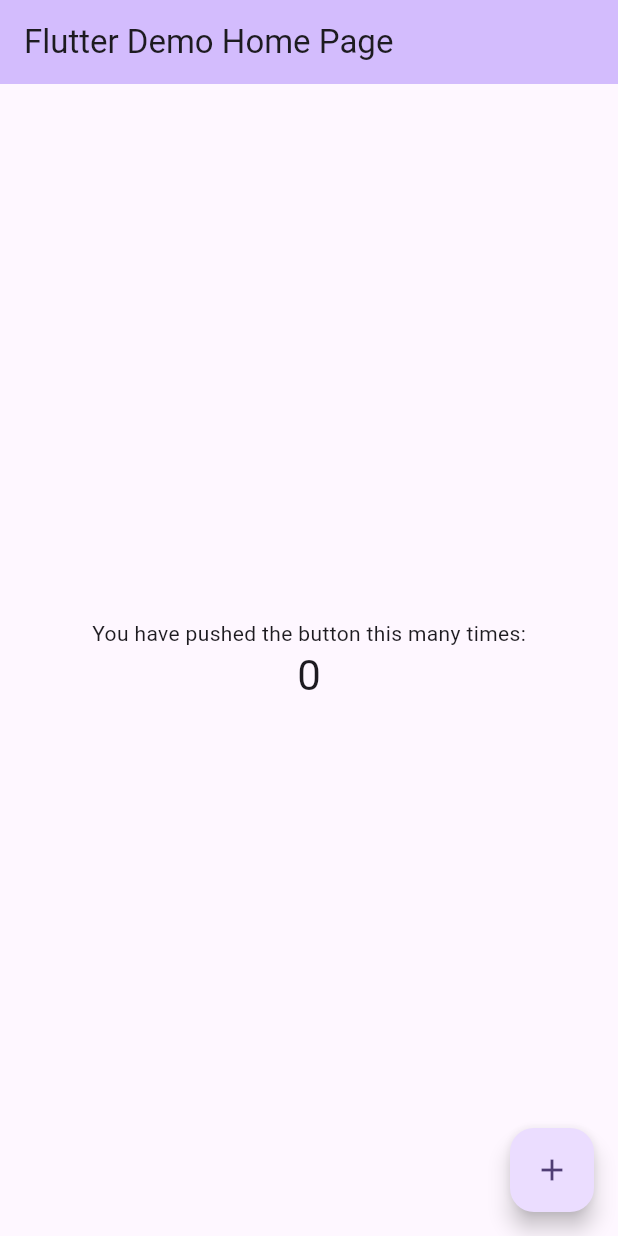
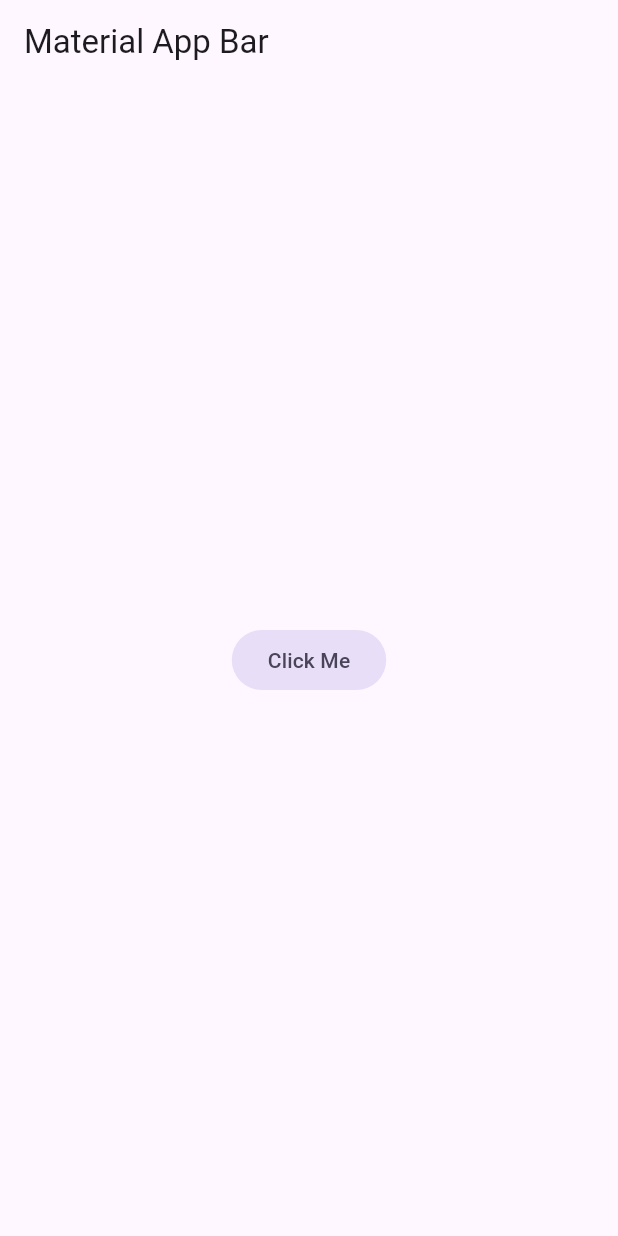
Before and after one commit to jgregoriorincon/flutter_chat, a Flutter app: the screen it shows after launch, on a phone screen of 412 x 824 dp. Run offline on Flutter 3.47's test engine with Material 3 defaults, Android fonts, the phone set to English and light mode, and no system bars.

Commit message:
Start Project

```diff
--- /dev/null
+++ b/lib/app.dart
@@ -0,0 +1,22 @@
+import 'package:flutter/material.dart';
+
+class FlutterChatApp extends StatelessWidget {
+  const FlutterChatApp({super.key});
+
+  @override
+  Widget build(BuildContext context) {
+    return MaterialApp(
+      debugShowCheckedModeBanner: false,
+      title: 'Material App',
+      home: Scaffold(
+        appBar: AppBar(title: const Text('Material App Bar')),
+        body: Center(
+          child: FilledButton.tonal(
+            onPressed: () {},
+            child: const Text('Click Me'),
+          ),
+        ),
+      ),
+    );
+  }
+}
--- a/lib/main.dart
+++ b/lib/main.dart
@@ -1,122 +1,4 @@
 import 'package:flutter/material.dart';
+import 'package:flutter_chat/app.dart';
 
-void main() {
-  runApp(const MyApp());
-}
-
-class MyApp extends StatelessWidget {
-  const MyApp({super.key});
-
-  // This widget is the root of your application.
-  @override
-  Widget build(BuildContext context) {
-    return MaterialApp(
-      title: 'Flutter Demo',
-      theme: ThemeData(
-        // This is the theme of your application.
-        //
-        // TRY THIS: Try running your application with "flutter run". You'll see
-        // the application has a purple toolbar. Then, without quitting the app,
-        // try changing the seedColor in the colorScheme below to Colors.green
-        // and then invoke "hot reload" (save your changes or press the "hot
-        // reload" button in a Flutter-supported IDE, or press "r" if you used
-        // the command line to start the app).
-        //
-        // Notice that the counter didn't reset back to zero; the application
-        // state is not lost during the reload. To reset the state, use hot
-        // restart instead.
-        //
-        // This works for code too, not just values: Most code changes can be
-        // tested with just a hot reload.
-        colorScheme: ColorScheme.fromSeed(seedColor: Colors.deepPurple),
-      ),
-      home: const MyHomePage(title: 'Flutter Demo Home Page'),
-    );
-  }
-}
-
-class MyHomePage extends StatefulWidget {
-  const MyHomePage({super.key, required this.title});
-
-  // This widget is the home page of your application. It is stateful, meaning
-  // that it has a State object (defined below) that contains fields that affect
-  // how it looks.
-
-  // This class is the configuration for the state. It holds the values (in this
-  // case the title) provided by the parent (in this case the App widget) and
-  // used by the build method of the State. Fields in a Widget subclass are
-  // always marked "final".
-
-  final String title;
-
-  @override
-  State<MyHomePage> createState() => _MyHomePageState();
-}
-
-class _MyHomePageState extends State<MyHomePage> {
-  int _counter = 0;
-
-  void _incrementCounter() {
-    setState(() {
-      // This call to setState tells the Flutter framework that something has
-      // changed in this State, which causes it to rerun the build method below
-      // so that the display can reflect the updated values. If we changed
-      // _counter without calling setState(), then the build method would not be
-      // called again, and so nothing would appear to happen.
-      _counter++;
-    });
-  }
-
-  @override
-  Widget build(BuildContext context) {
-    // This method is rerun every time setState is called, for instance as done
-    // by the _incrementCounter method above.
-    //
-    // The Flutter framework has been optimized to make rerunning build methods
-    // fast, so that you can just rebuild anything that needs updating rather
-    // than having to individually change instances of widgets.
-    return Scaffold(
-      appBar: AppBar(
-        // TRY THIS: Try changing the color here to a specific color (to
-        // Colors.amber, perhaps?) and trigger a hot reload to see the AppBar
-        // change color while the other colors stay the same.
-        backgroundColor: Theme.of(context).colorScheme.inversePrimary,
-        // Here we take the value from the MyHomePage object that was created by
-        // the App.build method, and use it to set our appbar title.
-        title: Text(widget.title),
-      ),
-      body: Center(
-        // Center is a layout widget. It takes a single child and positions it
-        // in the middle of the parent.
-        child: Column(
-          // Column is also a layout widget. It takes a list of children and
-          // arranges them vertically. By default, it sizes itself to fit its
-          // children horizontally, and tries to be as tall as its parent.
-          //
-          // Column has various properties to control how it sizes itself and
-          // how it positions its children. Here we use mainAxisAlignment to
-          // center the children vertically; the main axis here is the vertical
-          // axis because Columns are vertical (the cross axis would be
-          // horizontal).
-          //
-          // TRY THIS: Invoke "debug painting" (choose the "Toggle Debug Paint"
-          // action in the IDE, or press "p" in the console), to see the
-          // wireframe for each widget.
-          mainAxisAlignment: MainAxisAlignment.center,
-          children: <Widget>[
-            const Text('You have pushed the button this many times:'),
-            Text(
-              '$_counter',
-              style: Theme.of(context).textTheme.headlineMedium,
-            ),
-          ],
-        ),
-      ),
-      floatingActionButton: FloatingActionButton(
-        onPressed: _incrementCounter,
-        tooltip: 'Increment',
-        child: const Icon(Icons.add),
-      ), // This trailing comma makes auto-formatting nicer for build methods.
-    );
-  }
-}
+void main() => runApp(const FlutterChatApp());
```
